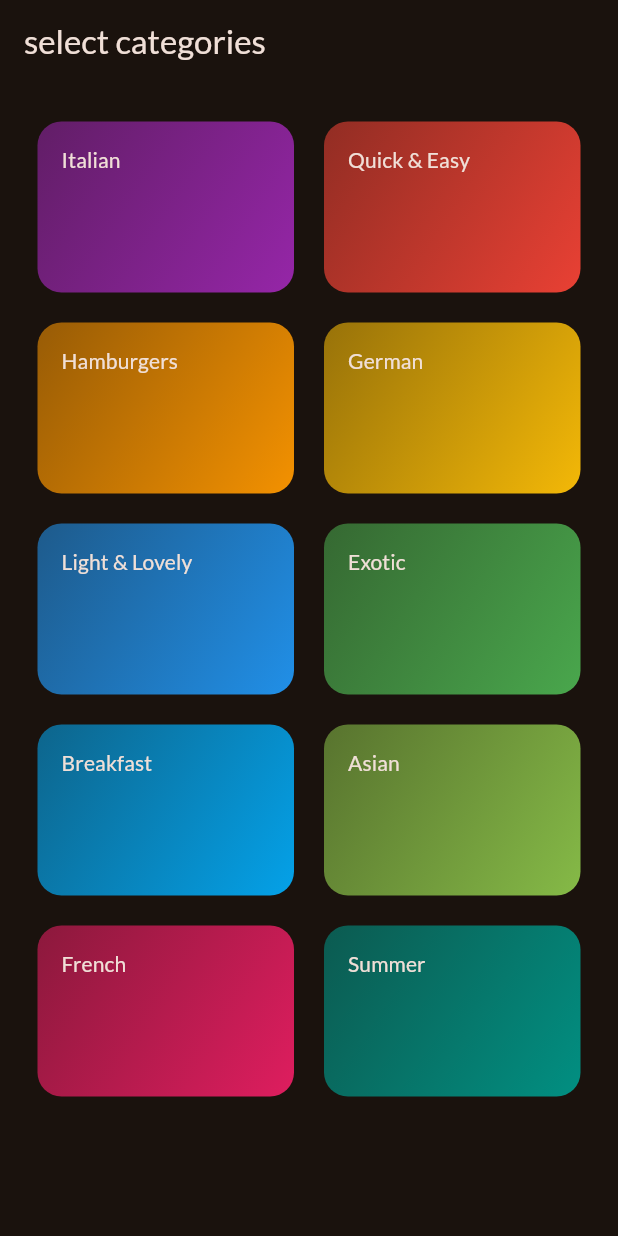
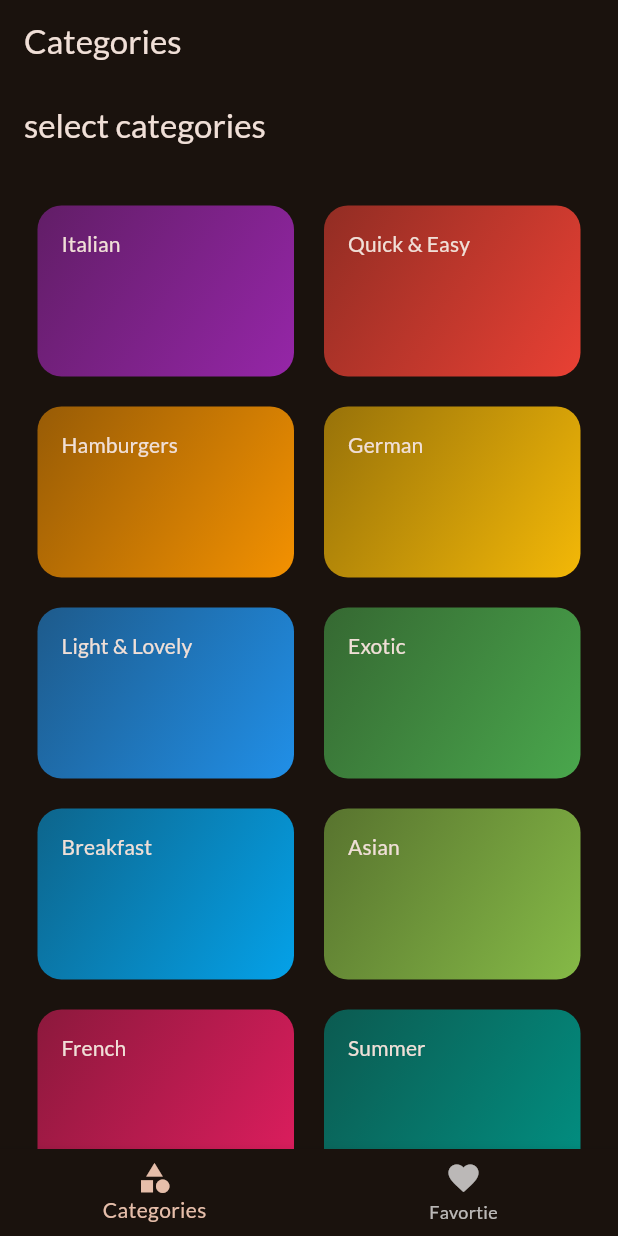
Before and after one commit to spector-0110/Meals, a Flutter app: the screen it shows after launch, on a phone screen of 412 x 824 dp. Run offline on Flutter 3.47's test engine with Material 2 defaults, Android fonts, the phone set to English and light mode, and no system bars; our stand-ins replace google_fonts, transparent_image.

Commit message:
naviagtion bar added

```diff
--- a/lib/main.dart
+++ b/lib/main.dart
@@ -1,6 +1,6 @@
 import 'package:flutter/material.dart';
 import 'package:google_fonts/google_fonts.dart';
-import 'package:meals_app/screens/categories.dart';
+import 'package:meals_app/screens/tab_screen_state.dart';
 
 void main() {
   runApp(MyApp());
@@ -22,7 +22,7 @@ class MyApp extends StatelessWidget {
   Widget build(context) {
     return MaterialApp(
       theme: theme,
-      home: const CategoriesScreen(),
+      home: const TabsScreen(),
     );
   }
 }
--- /dev/null
+++ b/lib/screens/tab_screen_state.dart
@@ -0,0 +1,49 @@
+import 'package:flutter/material.dart';
+import 'package:meals_app/screens/categories.dart';
+import 'package:meals_app/screens/meals.dart';
+
+class TabsScreen extends StatefulWidget {
+  const TabsScreen();
+
+  @override
+  State<TabsScreen> createState() {
+    return _TabsScreenState();
+  }
+}
+
+class _TabsScreenState extends State<TabsScreen> {
+  int _selectedPageIndex = 0;
+
+  void _selectPage(index) {
+    setState(() {
+      _selectedPageIndex = index;
+    });
+  }
+
+  @override
+  Widget build(context) {
+    Widget activePage = const CategoriesScreen();
+    var activePageTitle = 'Categories';
+    if (_selectedPageIndex == 1) {
+      activePage = MealScreen(meals: [], title: 'favorites');
+      activePageTitle = 'favorites';
+    }
+
+    return Scaffold(
+      appBar: AppBar(
+        title: Text(activePageTitle),
+      ),
+      body: activePage,
+      bottomNavigationBar: BottomNavigationBar(
+        currentIndex: _selectedPageIndex,
+        onTap: _selectPage,
+        items: const [
+          BottomNavigationBarItem(
+              icon: Icon(Icons.category), label: 'Categories'),
+          BottomNavigationBarItem(
+              icon: Icon(Icons.favorite), label: 'Favortie'),
+        ],
+      ),
+    );
+  }
+}
```
